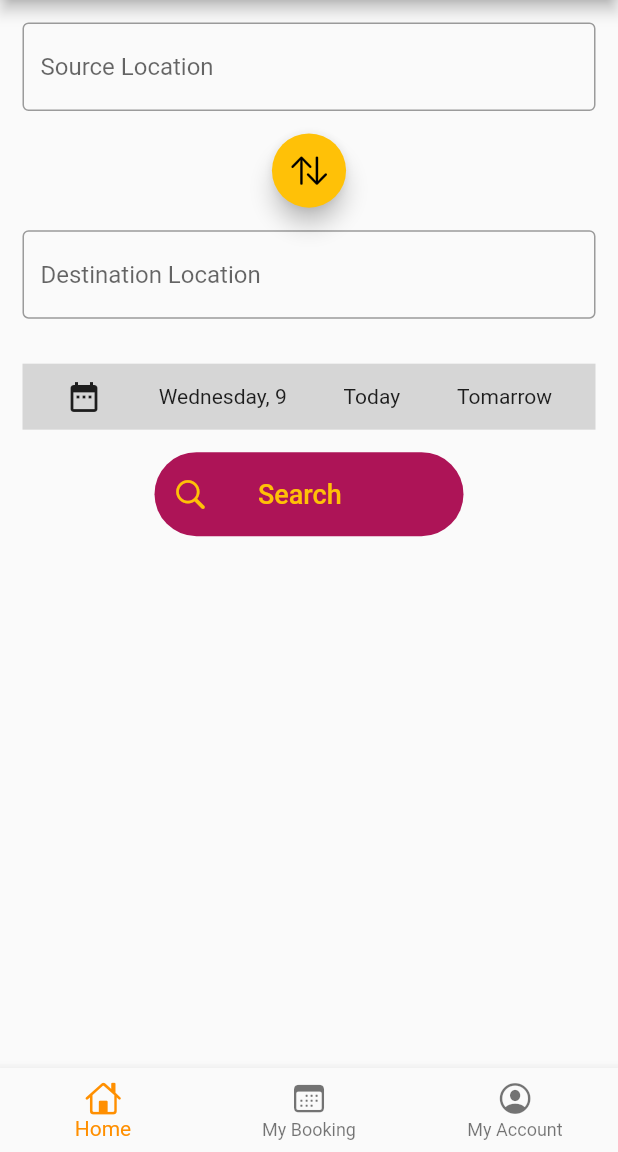
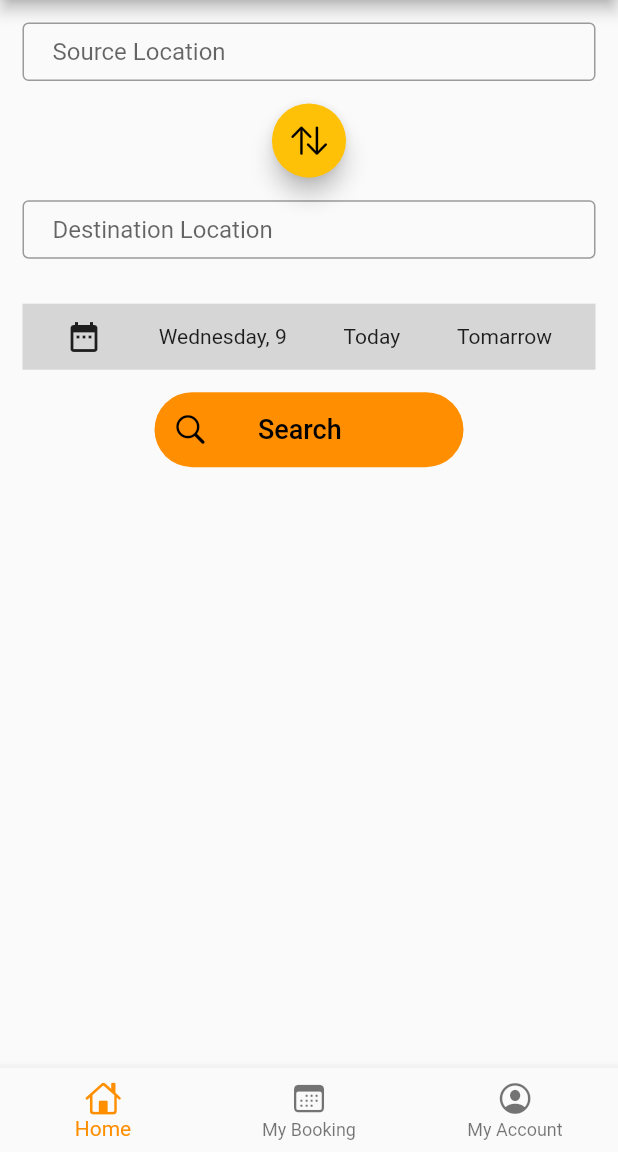
Before and after one commit to ketankp/BusReservation---Flutter, a Flutter app: the HomePage screen opened directly, on a phone screen of 412 x 824 dp, the part 84-1236 px from its top. Run offline on Flutter 3.47's test engine with Material 2 defaults, Android fonts, the phone set to English and light mode, and no system bars; our stand-ins replace connectivity_plus, flutter_typeahead, get, get_storage; accounts and stored records are empty; network calls fail.

Commit message:
Fixes in home

```diff
--- a/lib/screens/tabs/home_tab.dart
+++ b/lib/screens/tabs/home_tab.dart
@@ -31,6 +31,8 @@ class HomeTab extends StatelessWidget {
                     height: MediaQuery.of(context).size.width * 0.12,
                     width: MediaQuery.of(context).size.width * 0.12,
                     child: FloatingActionButton(
+                      hoverColor: Colors.amber[800],
+                      splashColor: Colors.amber[800],
                       onPressed: () {
                         controller.temp = controller.sourceTEC.text;
                         controller.sourceTEC.text =
@@ -45,9 +47,10 @@ class HomeTab extends StatelessWidget {
                   _datePicker(context),
                   Container(
                     width: MediaQuery.of(context).size.width * 0.5,
+                    height: 50,
                     child: Material(
                       borderRadius: BorderRadius.circular(50),
-                      color: Colors.pink[800],
+                      color: Colors.amber[800],
                       child: Padding(
                         padding: EdgeInsets.all(4),
                         child: TextButton(
@@ -56,13 +59,17 @@ class HomeTab extends StatelessWidget {
                           },
                           child: Row(
                             children: [
-                              Icon(CupertinoIcons.search),
+                              Icon(
+                                CupertinoIcons.search,
+                                color: Colors.black,
+                              ),
                               SizedBox(
                                 width: MediaQuery.of(context).size.width * 0.08,
                               ),
                               Text(
                                 "Search",
-                                style: TextStyle(fontSize: 18),
+                                style: TextStyle(
+                                    fontSize: 18, color: Colors.black),
                               ),
                             ],
                           ),
@@ -85,8 +92,11 @@ Widget _searchForm(String label, TextEditingController controller) {
     child: TextFormField(
       decoration: InputDecoration(
         hintText: label,
+        isDense: true,
+        contentPadding: EdgeInsets.fromLTRB(20, 20, 20, 0),
         border: OutlineInputBorder(),
       ),
+      textAlignVertical: TextAlignVertical.center,
       readOnly: true,
       controller: controller,
       onTap: () {
```
